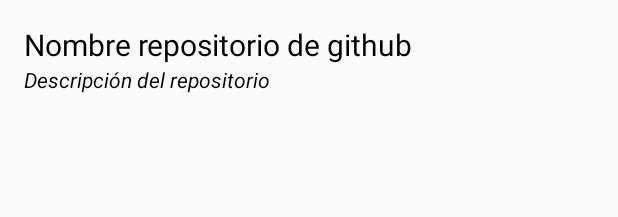
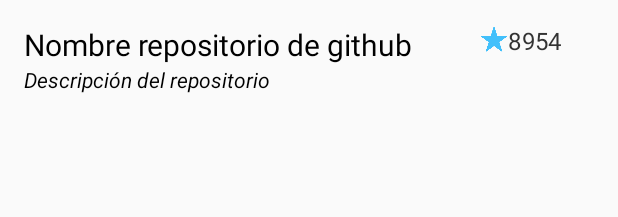
Before and after one commit to albertomadrazo/Gitlook, an Android app: the layout lista_item_repositorio.xml on its own in the app's theme, with its tools: preview values and no code run, on a phone screen of 412 x 824 dp. Shown: the top 217 px of the screen. Run offline under Robolectric (Android 15) with nearby library versions, the phone set to English and light mode, and no system bars.

Commit message:
Cambios en el diseno.

```diff
--- a/app/src/main/res/layout/lista_item_repositorio.xml
+++ b/app/src/main/res/layout/lista_item_repositorio.xml
@@ -3,15 +3,46 @@
               android:orientation="vertical"
               android:layout_width="match_parent"
               android:padding="16dp"
-              android:layout_height="match_parent">
+              android:layout_height="match_parent"
+    >
 
-    <TextView
-        android:id="@+id/nombre_repo"
-        android:textSize="20sp"
+    <LinearLayout
         android:layout_width="match_parent"
         android:layout_height="wrap_content"
-        android:text="Nombre repositorio de github"
-        android:textColor="#000000" />
+        android:weightSum="10"
+        android:orientation="horizontal"
+        >
+        <TextView
+            android:id="@+id/nombre_repo"
+            android:textSize="20sp"
+            android:layout_width="0dp"
+            android:layout_weight="8"
+            android:layout_height="wrap_content"
+            android:text="Nombre repositorio de github"
+            android:textColor="#000000" />
+        <LinearLayout
+            android:layout_width="0dp"
+            android:layout_weight="2"
+            android:layout_height="wrap_content"
+            android:orientation="horizontal"
+            android:weightSum="4">
+            <ImageView
+                android:layout_width="0dp"
+                android:layout_weight="1"
+                android:layout_height="20dp"
+                android:src="@drawable/star"/>
+            <TextView
+                android:id="@+id/repo_stars"
+                android:text="8954"
+                android:layout_width="0dp"
+                android:layout_weight="3"
+                android:textSize="16sp"
+                android:textColor="#333333"
+                android:layout_gravity="center_vertical"
+                android:layout_height="wrap_content"/>
+        </LinearLayout>
+    </LinearLayout>
+
     <TextView
         android:id="@+id/descripcion_repo"
         android:layout_width="match_parent"
```
Also changed, not shown: app/src/main/java/com/albertomadrazo/android/gitlook/activity/RepoDetalleActivity.java (+19 -1 lines), app/src/main/java/com/albertomadrazo/android/gitlook/adapter/Adaptador.java (+5 -2 lines), app/src/main/java/com/albertomadrazo/android/gitlook/model/Repositorio.java (+9 -0 lines), app/src/main/res/layout/activity_repo_detalle.xml (+12 -4 lines), app/src/main/res/drawable/star.png (added).
